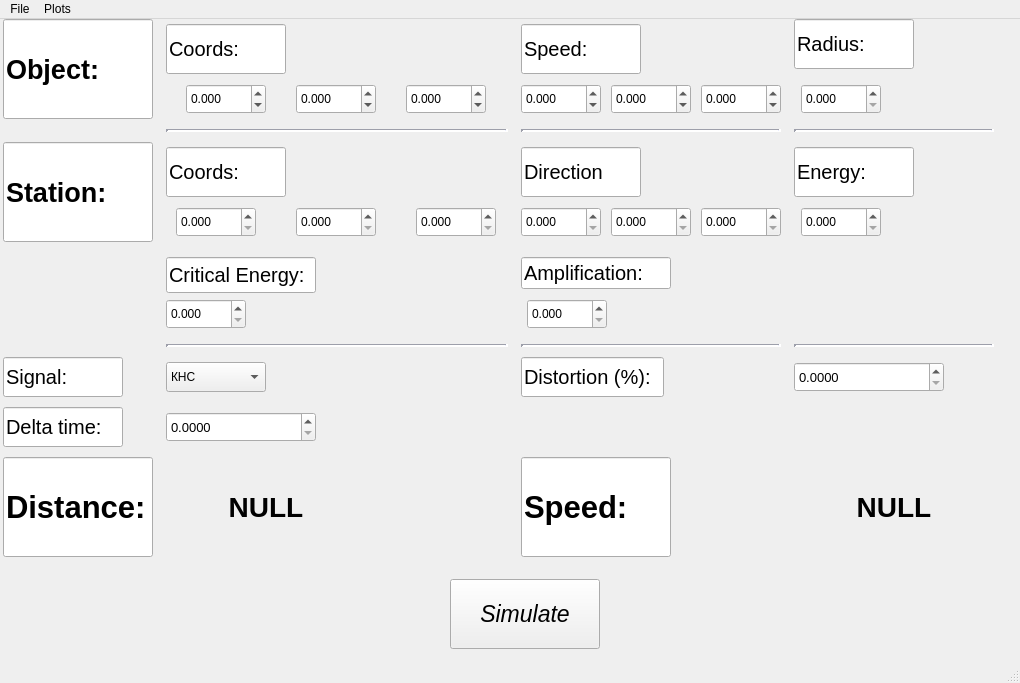
The window that frontend/interface.ui (dalnoboy75/reflected-signal-simulation) describes before a commit, drawn with Qt 5.
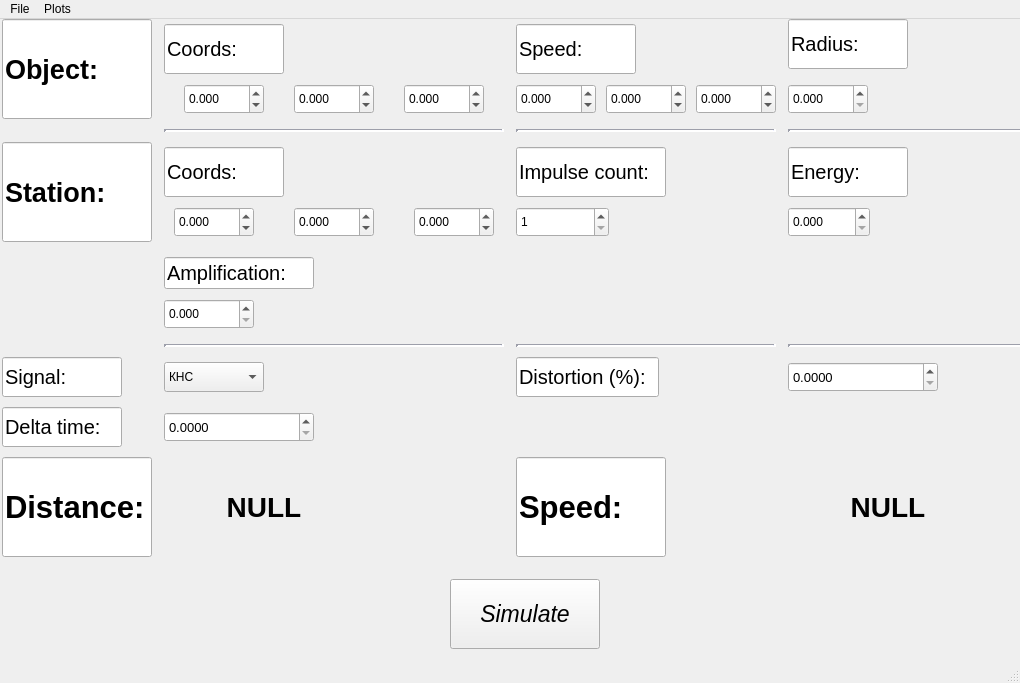
The same window after the commit.

```diff
--- a/frontend/interface.ui
+++ b/frontend/interface.ui
@@ -62,7 +62,7 @@
      <rect>
       <x>0</x>
       <y>0</y>
-      <width>1001</width>
+      <width>1029</width>
       <height>538</height>
      </rect>
     </property>
@@ -105,7 +105,7 @@
           <number>5</number>
          </property>
          <property name="rightMargin">
-          <number>105</number>
+          <number>155</number>
          </property>
          <property name="bottomMargin">
           <number>5</number>
@@ -126,7 +126,7 @@
            </property>
            <property name="maximumSize">
             <size>
-             <width>80</width>
+             <width>90</width>
              <height>30</height>
             </size>
            </property>
@@ -524,7 +524,7 @@
         <widget class="QLineEdit" name="lineEdit_7">
          <property name="maximumSize">
           <size>
-           <width>120</width>
+           <width>150</width>
            <height>50</height>
           </size>
          </property>
@@ -534,7 +534,7 @@
           </font>
          </property>
          <property name="text">
-          <string>Direction</string>
+          <string>Impulse count:</string>
          </property>
          <property name="readOnly">
           <bool>true</bool>
@@ -546,72 +546,19 @@
          <property name="spacing">
           <number>10</number>
          </property>
+         <property name="rightMargin">
+          <number>167</number>
+         </property>
          <item>
-          <widget class="QDoubleSpinBox" name="station_direction_x">
-           <property name="sizePolicy">
-            <sizepolicy hsizetype="Fixed" vsizetype="Fixed">
-             <horstretch>0</horstretch>
-             <verstretch>0</verstretch>
-            </sizepolicy>
-           </property>
+          <widget class="QSpinBox" name="impulse_count">
            <property name="minimumSize">
             <size>
-             <width>80</width>
-             <height>0</height>
-            </size>
-           </property>
-           <property name="maximumSize">
-            <size>
-             <width>80</width>
+             <width>90</width>
              <height>30</height>
             </size>
            </property>
-           <property name="decimals">
-            <number>3</number>
-           </property>
-          </widget>
-         </item>
-         <item>
-          <widget class="QDoubleSpinBox" name="station_direction_y">
-           <property name="sizePolicy">
-            <sizepolicy hsizetype="Fixed" vsizetype="Fixed">
-             <horstretch>0</horstretch>
-             <verstretch>0</verstretch>
-            </sizepolicy>
-           </property>
-           <property name="minimumSize">
-            <size>
-             <width>80</width>
-             <height>30</height>
-            </size>
-           </property>
-           <property name="maximumSize">
-            <size>
-             <width>80</width>
-             <height>30</height>
-            </size>
-           </property>
-           <property name="decimals">
-            <number>3</number>
-           </property>
-          </widget>
-         </item>
-         <item>
-          <widget class="QDoubleSpinBox" name="station_direction_z">
-           <property name="minimumSize">
-            <size>
-             <width>80</width>
-             <height>30</height>
-            </size>
-           </property>
-           <property name="maximumSize">
-            <size>
-             <width>80</width>
-             <height>30</height>
-            </size>
-           </property>
-           <property name="decimals">
-            <number>3</number>
+           <property name="minimum">
+            <number>1</number>
            </property>
           </widget>
          </item>
@@ -694,6 +641,9 @@
            <property name="decimals">
             <number>3</number>
            </property>
+           <property name="minimum">
+            <double>-99.989999999999995</double>
+           </property>
           </widget>
          </item>
          <item>
@@ -719,6 +669,9 @@
            <property name="decimals">
             <number>3</number>
            </property>
+           <property name="minimum">
+            <double>-99.989999999999995</double>
+           </property>
           </widget>
          </item>
          <item>
@@ -744,80 +697,8 @@
            <property name="decimals">
             <number>3</number>
            </property>
-          </widget>
-         </item>
-        </layout>
-       </item>
-      </layout>
-     </item>
-     <item row="3" column="1">
-      <layout class="QVBoxLayout" name="verticalLayout_10">
-       <property name="spacing">
-        <number>6</number>
-       </property>
-       <property name="sizeConstraint">
-        <enum>QLayout::SetDefaultConstraint</enum>
-       </property>
-       <property name="leftMargin">
-        <number>0</number>
-       </property>
-       <property name="topMargin">
-        <number>5</number>
-       </property>
-       <property name="rightMargin">
-        <number>0</number>
-       </property>
-       <property name="bottomMargin">
-        <number>5</number>
-       </property>
-       <item>
-        <widget class="QLineEdit" name="lineEdit_12">
-         <property name="maximumSize">
-          <size>
-           <width>150</width>
-           <height>50</height>
-          </size>
-         </property>
-         <property name="font">
-          <font>
-           <pointsize>15</pointsize>
-          </font>
-         </property>
-         <property name="text">
-          <string>Critical Energy:</string>
-         </property>
-         <property name="readOnly">
-          <bool>true</bool>
-         </property>
-        </widget>
-       </item>
-       <item>
-        <layout class="QHBoxLayout" name="horizontalLayout_11">
-         <property name="rightMargin">
-          <number>262</number>
-         </property>
-         <item>
-          <widget class="QDoubleSpinBox" name="station_cr_energy">
-           <property name="sizePolicy">
-            <sizepolicy hsizetype="Fixed" vsizetype="Fixed">
-             <horstretch>0</horstretch>
-             <verstretch>0</verstretch>
-            </sizepolicy>
-           </property>
-           <property name="minimumSize">
-            <size>
-             <width>80</width>
-             <height>30</height>
-            </size>
-           </property>
-           <property name="maximumSize">
-            <size>
-             <width>80</width>
-             <height>30</height>
-            </size>
-           </property>
-           <property name="decimals">
-            <number>3</number>
+           <property name="minimum">
+            <double>-99.989999999999995</double>
            </property>
           </widget>
          </item>
@@ -857,7 +738,7 @@
        <item>
         <layout class="QHBoxLayout" name="horizontalLayout_10">
          <property name="rightMargin">
-          <number>105</number>
+          <number>153</number>
          </property>
          <item>
           <widget class="QDoubleSpinBox" name="station_energy">
@@ -875,7 +756,7 @@
            </property>
            <property name="maximumSize">
             <size>
-             <width>80</width>
+             <width>90</width>
              <height>30</height>
             </size>
            </property>
@@ -1010,75 +891,6 @@
        </item>
       </layout>
      </item>
-     <item row="3" column="2">
-      <layout class="QVBoxLayout" name="verticalLayout_11">
-       <property name="leftMargin">
-        <number>0</number>
-       </property>
-       <property name="topMargin">
-        <number>5</number>
-       </property>
-       <property name="rightMargin">
-        <number>0</number>
-       </property>
-       <property name="bottomMargin">
-        <number>5</number>
-       </property>
-       <item>
-        <widget class="QLineEdit" name="lineEdit_9">
-         <property name="maximumSize">
-          <size>
-           <width>150</width>
-           <height>50</height>
-          </size>
-         </property>
-         <property name="font">
-          <font>
-           <pointsize>15</pointsize>
-          </font>
-         </property>
-         <property name="text">
-          <string>Amplification:</string>
-         </property>
-         <property name="readOnly">
-          <bool>true</bool>
-         </property>
-        </widget>
-       </item>
-       <item>
-        <layout class="QHBoxLayout" name="horizontalLayout_12">
-         <property name="rightMargin">
-          <number>168</number>
-         </property>
-         <item>
-          <widget class="QDoubleSpinBox" name="station_amplification">
-           <property name="sizePolicy">
-            <sizepolicy hsizetype="Fixed" vsizetype="Fixed">
-             <horstretch>0</horstretch>
-             <verstretch>0</verstretch>
-            </sizepolicy>
-           </property>
-           <property name="minimumSize">
-            <size>
-             <width>80</width>
-             <height>30</height>
-            </size>
-           </property>
-           <property name="maximumSize">
-            <size>
-             <width>80</width>
-             <height>30</height>
-            </size>
-           </property>
-           <property name="decimals">
-            <number>3</number>
-           </property>
-          </widget>
-         </item>
-        </layout>
-       </item>
-      </layout>
-     </item>
      <item row="5" column="3">
       <widget class="QDoubleSpinBox" name="station_distortion">
        <property name="sizePolicy">
@@ -1101,6 +913,9 @@
        <property name="decimals">
         <number>4</number>
        </property>
+       <property name="maximum">
+        <double>100.000000000000000</double>
+       </property>
       </widget>
      </item>
      <item row="7" column="1">
@@ -1262,6 +1077,75 @@
        </property>
       </widget>
      </item>
+     <item row="3" column="1">
+      <layout class="QVBoxLayout" name="verticalLayout_11">
+       <property name="leftMargin">
+        <number>0</number>
+       </property>
+       <property name="topMargin">
+        <number>5</number>
+       </property>
+       <property name="rightMargin">
+        <number>0</number>
+       </property>
+       <property name="bottomMargin">
+        <number>5</number>
+       </property>
+       <item>
+        <widget class="QLineEdit" name="lineEdit_9">
+         <property name="maximumSize">
+          <size>
+           <width>150</width>
+           <height>50</height>
+          </size>
+         </property>
+         <property name="font">
+          <font>
+           <pointsize>15</pointsize>
+          </font>
+         </property>
+         <property name="text">
+          <string>Amplification:</string>
+         </property>
+         <property name="readOnly">
+          <bool>true</bool>
+         </property>
+        </widget>
+       </item>
+       <item>
+        <layout class="QHBoxLayout" name="horizontalLayout_12">
+         <property name="rightMargin">
+          <number>250</number>
+         </property>
+         <item>
+          <widget class="QDoubleSpinBox" name="station_amplification">
+           <property name="sizePolicy">
+            <sizepolicy hsizetype="Fixed" vsizetype="Fixed">
+             <horstretch>0</horstretch>
+             <verstretch>0</verstretch>
+            </sizepolicy>
+           </property>
+           <property name="minimumSize">
+            <size>
+             <width>90</width>
+             <height>30</height>
+            </size>
+           </property>
+           <property name="maximumSize">
+            <size>
+             <width>80</width>
+             <height>30</height>
+            </size>
+           </property>
+           <property name="decimals">
+            <number>3</number>
+           </property>
+          </widget>
+         </item>
+        </layout>
+       </item>
+      </layout>
+     </item>
     </layout>
    </widget>
   </widget>
```
Left out of the diff: 18 changed lines with no effect on the pictures.
